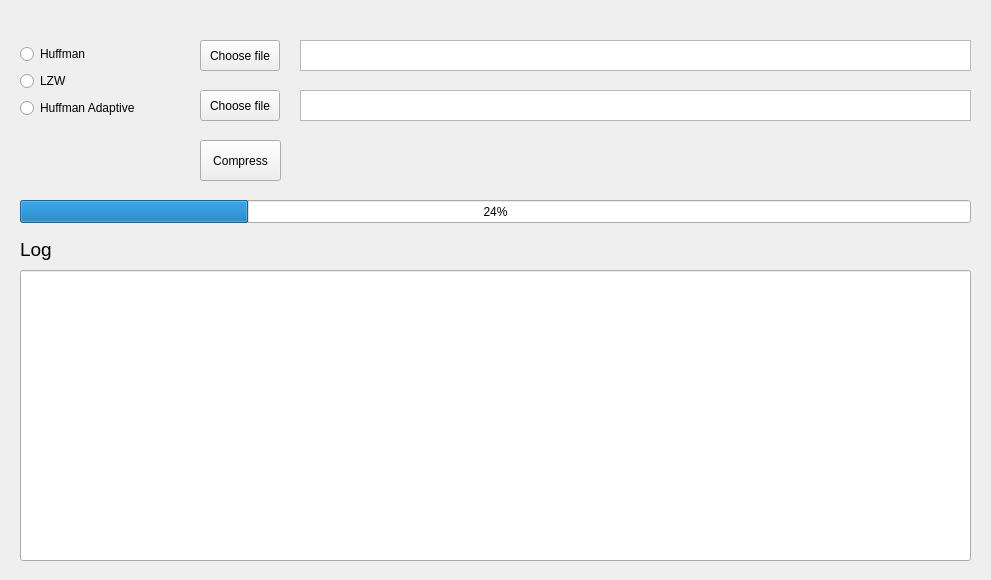
This is src/app_window.ui in DmitriiRus37/huffman_algorithm as Qt 5 draws it before an edit. The edited form follows.
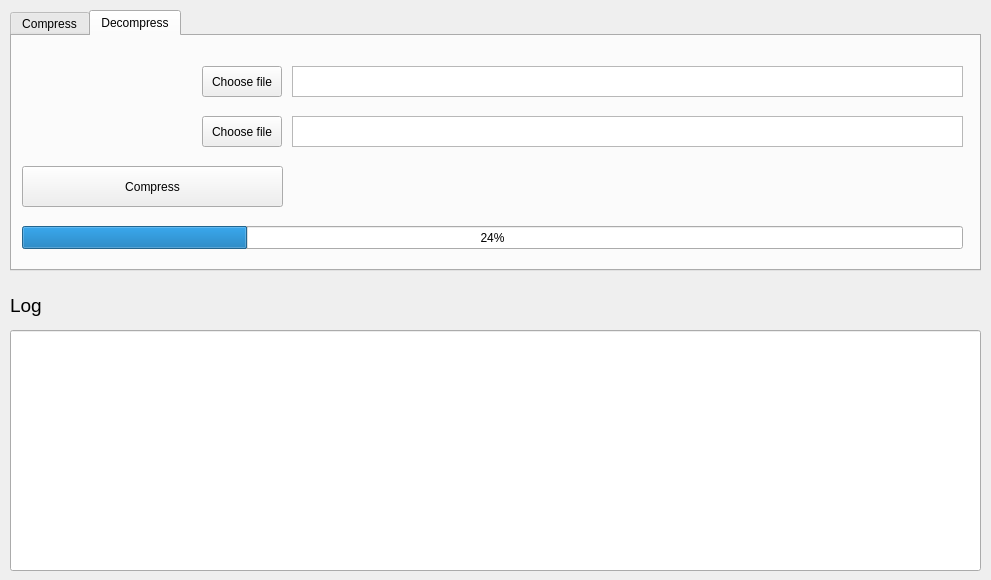
This is the edited form. The open tabs and pages were chosen to show the change.

Commit message: added decompression tab

```diff
--- a/src/app_window.ui
+++ b/src/app_window.ui
@@ -13,73 +13,21 @@
   <property name="windowTitle">
    <string>File Compressor</string>
   </property>
-  <widget class="QProgressBar" name="progress_bar">
-   <property name="geometry">
-    <rect>
-     <x>20</x>
-     <y>200</y>
-     <width>951</width>
-     <height>23</height>
-    </rect>
-   </property>
-   <property name="value">
-    <number>24</number>
-   </property>
-  </widget>
-  <widget class="QPushButton" name="btn_compress">
-   <property name="geometry">
-    <rect>
-     <x>200</x>
-     <y>140</y>
-     <width>81</width>
-     <height>41</height>
-    </rect>
-   </property>
-   <property name="text">
-    <string>Compress</string>
-   </property>
-  </widget>
-  <widget class="QRadioButton" name="btn_lzw">
-   <property name="geometry">
-    <rect>
-     <x>20</x>
-     <y>70</y>
-     <width>52</width>
-     <height>22</height>
-    </rect>
-   </property>
-   <property name="text">
-    <string>LZW</string>
-   </property>
-  </widget>
-  <widget class="QRadioButton" name="btn_huffman">
-   <property name="geometry">
-    <rect>
-     <x>20</x>
-     <y>43</y>
-     <width>78</width>
-     <height>22</height>
-    </rect>
-   </property>
-   <property name="text">
-    <string>Huffman</string>
-   </property>
-  </widget>
   <widget class="QLineEdit" name="log_label_field">
    <property name="geometry">
     <rect>
-     <x>20</x>
-     <y>270</y>
-     <width>951</width>
-     <height>291</height>
+     <x>10</x>
+     <y>330</y>
+     <width>971</width>
+     <height>241</height>
     </rect>
    </property>
   </widget>
   <widget class="QLabel" name="log_label">
    <property name="geometry">
     <rect>
-     <x>20</x>
-     <y>234</y>
+     <x>10</x>
+     <y>290</y>
      <width>58</width>
      <height>31</height>
     </rect>
@@ -93,37 +41,40 @@
     <string>Log</string>
    </property>
   </widget>
-  <widget class="QPushButton" name="btn_choose_input_file">
+  <widget class="QTabWidget" name="tabWidget">
    <property name="geometry">
     <rect>
-     <x>200</x>
-     <y>40</y>
-     <width>80</width>
-     <height>31</height>
+     <x>10</x>
+     <y>10</y>
+     <width>971</width>
+     <height>261</height>
     </rect>
    </property>
-   <property name="text">
-    <string>Choose file</string>
+   <property name="currentIndex">
+    <number>0</number>
    </property>
-  </widget>
-  <widget class="QPushButton" name="btn_choose_output_file">
+   <widget class="QWidget" name="tab_compress">
+    <attribute name="title">
+     <string>Compress</string>
+    </attribute>
+    <widget class="QPushButton" name="btn_compress">
    <property name="geometry">
     <rect>
-     <x>200</x>
-     <y>90</y>
-     <width>80</width>
-     <height>31</height>
+       <x>10</x>
+       <y>130</y>
+       <width>261</width>
+       <height>41</height>
     </rect>
    </property>
    <property name="text">
-    <string>Choose file</string>
+      <string>Compress</string>
    </property>
   </widget>
   <widget class="QPlainTextEdit" name="input_file_field">
    <property name="geometry">
     <rect>
-     <x>300</x>
-     <y>40</y>
+       <x>280</x>
+       <y>30</y>
      <width>671</width>
      <height>31</height>
     </rect>
@@ -132,18 +83,18 @@
   <widget class="QPlainTextEdit" name="output_file_field">
    <property name="geometry">
     <rect>
-     <x>300</x>
-     <y>90</y>
+       <x>280</x>
+       <y>80</y>
      <width>671</width>
      <height>31</height>
     </rect>
    </property>
   </widget>
-  <widget class="QRadioButton" name="btn_lzw_2">
+    <widget class="QRadioButton" name="btn_huffman_adaptive">
    <property name="geometry">
     <rect>
      <x>20</x>
-     <y>97</y>
+       <y>80</y>
      <width>131</width>
      <height>22</height>
     </rect>
@@ -151,6 +102,150 @@
    <property name="text">
     <string>Huffman Adaptive</string>
    </property>
+    </widget>
+    <widget class="QRadioButton" name="btn_lzw">
+     <property name="geometry">
+      <rect>
+       <x>20</x>
+       <y>53</y>
+       <width>52</width>
+       <height>22</height>
+      </rect>
+     </property>
+     <property name="text">
+      <string>LZW</string>
+     </property>
+    </widget>
+    <widget class="QRadioButton" name="btn_huffman">
+     <property name="geometry">
+      <rect>
+       <x>20</x>
+       <y>26</y>
+       <width>78</width>
+       <height>22</height>
+      </rect>
+     </property>
+     <property name="text">
+      <string>Huffman</string>
+     </property>
+    </widget>
+    <widget class="QPushButton" name="btn_choose_compressed_output_file">
+     <property name="geometry">
+      <rect>
+       <x>190</x>
+       <y>80</y>
+       <width>80</width>
+       <height>31</height>
+      </rect>
+     </property>
+     <property name="text">
+      <string>Choose file</string>
+     </property>
+    </widget>
+    <widget class="QPushButton" name="btn_choose_input_file_to_compress">
+     <property name="geometry">
+      <rect>
+       <x>190</x>
+       <y>30</y>
+       <width>80</width>
+       <height>31</height>
+      </rect>
+     </property>
+     <property name="text">
+      <string>Choose file</string>
+     </property>
+    </widget>
+    <widget class="QProgressBar" name="progress_bar">
+     <property name="geometry">
+      <rect>
+       <x>10</x>
+       <y>190</y>
+       <width>941</width>
+       <height>23</height>
+      </rect>
+     </property>
+     <property name="value">
+      <number>24</number>
+     </property>
+    </widget>
+   </widget>
+   <widget class="QWidget" name="tab_decompress">
+    <attribute name="title">
+     <string>Decompress</string>
+    </attribute>
+    <widget class="QPlainTextEdit" name="output_file_decompressed_field">
+     <property name="geometry">
+      <rect>
+       <x>280</x>
+       <y>80</y>
+       <width>671</width>
+       <height>31</height>
+      </rect>
+     </property>
+    </widget>
+    <widget class="QPushButton" name="btn_choose_input_file_to_decompress">
+     <property name="geometry">
+      <rect>
+       <x>190</x>
+       <y>30</y>
+       <width>80</width>
+       <height>31</height>
+      </rect>
+     </property>
+     <property name="text">
+      <string>Choose file</string>
+     </property>
+    </widget>
+    <widget class="QPushButton" name="output_file_decompressed_field">
+     <property name="geometry">
+      <rect>
+       <x>190</x>
+       <y>80</y>
+       <width>80</width>
+       <height>31</height>
+      </rect>
+     </property>
+     <property name="text">
+      <string>Choose file</string>
+     </property>
+    </widget>
+    <widget class="QPlainTextEdit" name="input_file_to_decompress_field">
+     <property name="geometry">
+      <rect>
+       <x>280</x>
+       <y>30</y>
+       <width>671</width>
+       <height>31</height>
+      </rect>
+     </property>
+    </widget>
+    <widget class="QPushButton" name="btn_decompress">
+     <property name="geometry">
+      <rect>
+       <x>10</x>
+       <y>130</y>
+       <width>261</width>
+       <height>41</height>
+      </rect>
+     </property>
+     <property name="text">
+      <string>Compress</string>
+     </property>
+    </widget>
+    <widget class="QProgressBar" name="progress_bar_2">
+     <property name="geometry">
+      <rect>
+       <x>10</x>
+       <y>190</y>
+       <width>941</width>
+       <height>23</height>
+      </rect>
+     </property>
+     <property name="value">
+      <number>24</number>
+     </property>
+    </widget>
+   </widget>
   </widget>
  </widget>
  <resources/>
```
Lines whose indentation alone changed are shown as unchanged. The commit also changes 2 other files.
